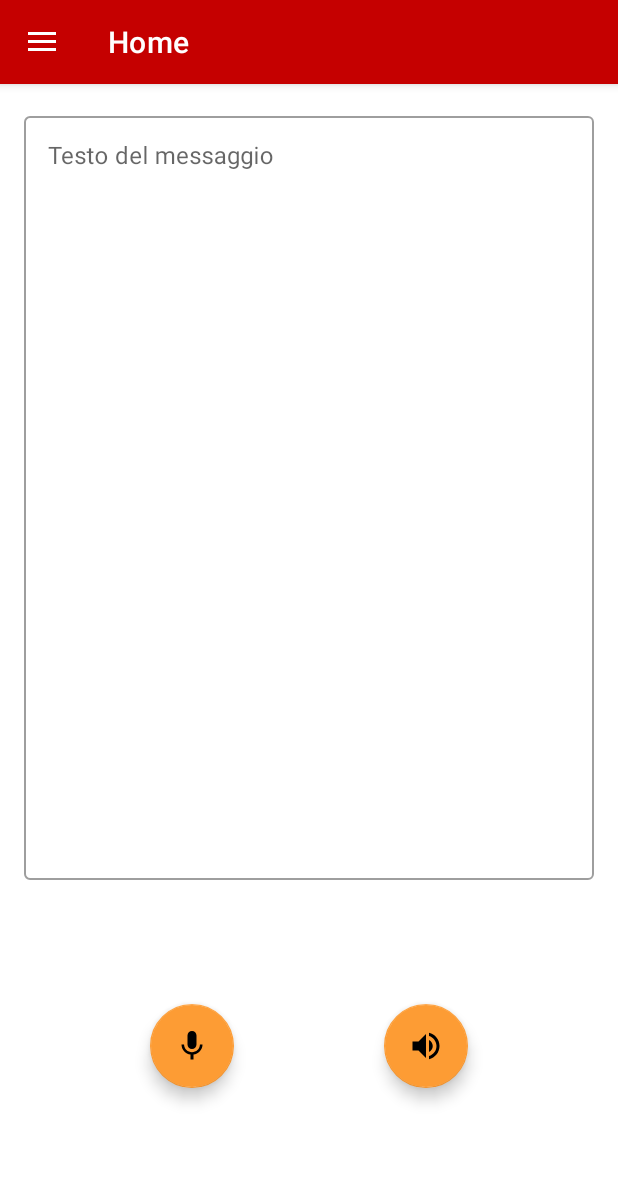
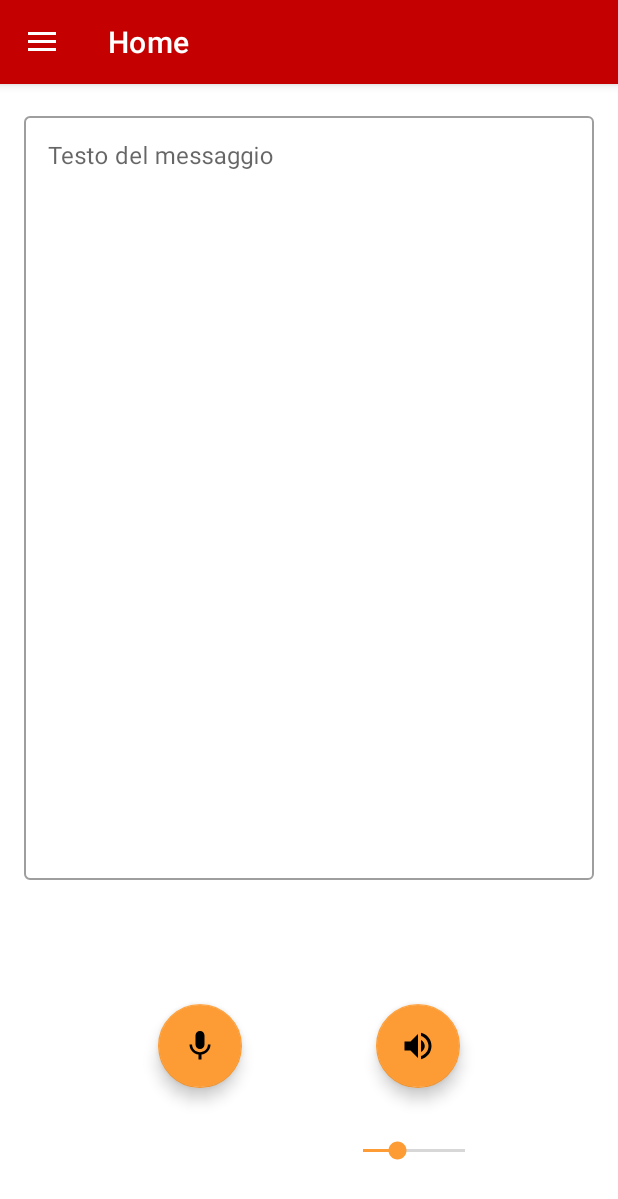
Before and after one commit to carlofantozzi/Android-TTS-STT, an Android app: the screen it shows after launch (MainActivity), on a phone screen of 412 x 824 dp. Shown: the top 1199 px of the screen. Run offline under Robolectric (Android 15) with nearby library versions, the phone set to English and light mode, and no system bars; our stand-ins replace navigation-ui.

Commit message:
Home fragment: added a SeekBar to adjust the speech rate

```diff
--- a/app/build.gradle
+++ b/app/build.gradle
@@ -9,7 +9,7 @@ android {
 
     defaultConfig {
         applicationId "com.example.thesisproject"
-        minSdkVersion 21
+        minSdkVersion 26
         targetSdkVersion 30
         versionCode 1
         versionName "1.0"
--- a/app/src/main/java/com/example/thesisproject/ui/home/HomeFragment.kt
+++ b/app/src/main/java/com/example/thesisproject/ui/home/HomeFragment.kt
@@ -9,6 +9,7 @@ import android.view.LayoutInflater
 import android.view.View
 import android.view.ViewGroup
 import android.widget.LinearLayout
+import android.widget.SeekBar
 import androidx.fragment.app.Fragment
 import com.example.thesisproject.ActionClass
 import com.example.thesisproject.CallBackUpdate
@@ -30,6 +31,7 @@ class HomeFragment : Fragment() {
 
     private lateinit var stt : FloatingActionButton
     private lateinit var tts : FloatingActionButton
+    private lateinit var speechRate : SeekBar
     private lateinit var textField : TextInputEditText
     private lateinit var contextView : LinearLayout
 
@@ -65,6 +67,7 @@ class HomeFragment : Fragment() {
         textField = binding.textField
         stt = binding.speechToText
         tts = binding.textToSpeech
+        speechRate = binding.speechRate
         contextView = binding.contextView
 
         return root
@@ -121,6 +124,7 @@ class HomeFragment : Fragment() {
 
     private fun startTextSynthesis() {
         val text = textField.text.toString()
+        val rate = speechRate.progress.toFloat() / 10.0f
 
         if(textToSpeech?.isSpeaking == true){
             showError(getString(R.string.occupato))
@@ -129,6 +133,7 @@ class HomeFragment : Fragment() {
             textToSpeech = TextToSpeech(activity) { status ->
                 if (status != TextToSpeech.ERROR) {
                     textToSpeech!!.language = Locale.ITALY
+                    textToSpeech!!.setSpeechRate(rate)
                     textToSpeech!!.speak(text, TextToSpeech.QUEUE_FLUSH, null, utteranceId)
                 } else {
                     showError(getString(R.string.synthesisErr))
--- a/app/src/main/res/layout/fragment_home.xml
+++ b/app/src/main/res/layout/fragment_home.xml
@@ -1,5 +1,6 @@
 <?xml version="1.0" encoding="utf-8"?>
 <LinearLayout xmlns:android="http://schemas.android.com/apk/res/android"
+    xmlns:app="http://schemas.android.com/apk/res-auto"
     android:id="@+id/contextView"
     android:layout_width="match_parent"
     android:layout_height="match_parent"
@@ -27,7 +28,7 @@
 
     </com.google.android.material.textfield.TextInputLayout>
 
-    <LinearLayout
+    <androidx.constraintlayout.widget.ConstraintLayout
         android:layout_width="match_parent"
         android:layout_height="0dp"
         android:layout_weight="0.3"
@@ -39,19 +40,40 @@
             android:id="@+id/speechToText"
             android:layout_width="wrap_content"
             android:layout_height="wrap_content"
-            android:layout_marginEnd="50dp"
+            android:layout_weight="0.5"
             android:src="@drawable/ic_baseline_mic_24"
-            android:contentDescription="TODO" />
+            app:layout_constraintBottom_toBottomOf="parent"
+            app:layout_constraintEnd_toStartOf="@+id/textToSpeech"
+            app:layout_constraintHorizontal_bias="0.5"
+            app:layout_constraintStart_toStartOf="parent"
+            app:layout_constraintTop_toTopOf="parent" />
 
         <com.google.android.material.floatingactionbutton.FloatingActionButton
             android:id="@+id/textToSpeech"
             android:layout_width="wrap_content"
             android:layout_height="wrap_content"
-            android:layout_marginStart="50dp"
+            android:layout_centerVertical="true"
             android:src="@drawable/ic_baseline_volume_up_24"
-            android:contentDescription="TODO" />
+            app:layout_constraintBottom_toBottomOf="parent"
+            app:layout_constraintEnd_toEndOf="parent"
+            app:layout_constraintHorizontal_bias="0.5"
+            app:layout_constraintStart_toEndOf="@+id/speechToText"
+            app:layout_constraintTop_toTopOf="parent" />
 
-    </LinearLayout>
+        <SeekBar
+            android:id="@+id/speechRate"
+            android:layout_width="100dp"
+            android:layout_height="wrap_content"
+            android:layout_below="@id/textToSpeech"
+            android:min="5"
+            android:max="20"
+            android:progress="10"
+            app:layout_constraintBottom_toBottomOf="parent"
+            app:layout_constraintEnd_toEndOf="parent"
+            app:layout_constraintHorizontal_bias="0.75"
+            app:layout_constraintStart_toStartOf="parent"
+            app:layout_constraintTop_toBottomOf="@+id/textToSpeech" />
 
+    </androidx.constraintlayout.widget.ConstraintLayout>
 
 </LinearLayout>
```
